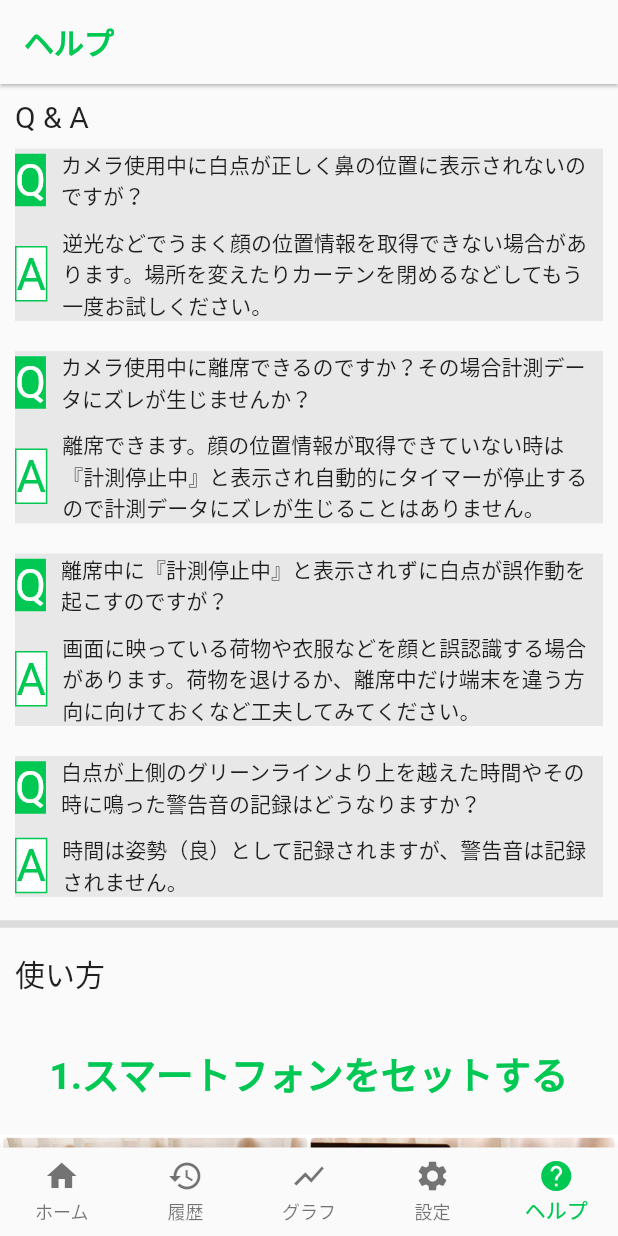
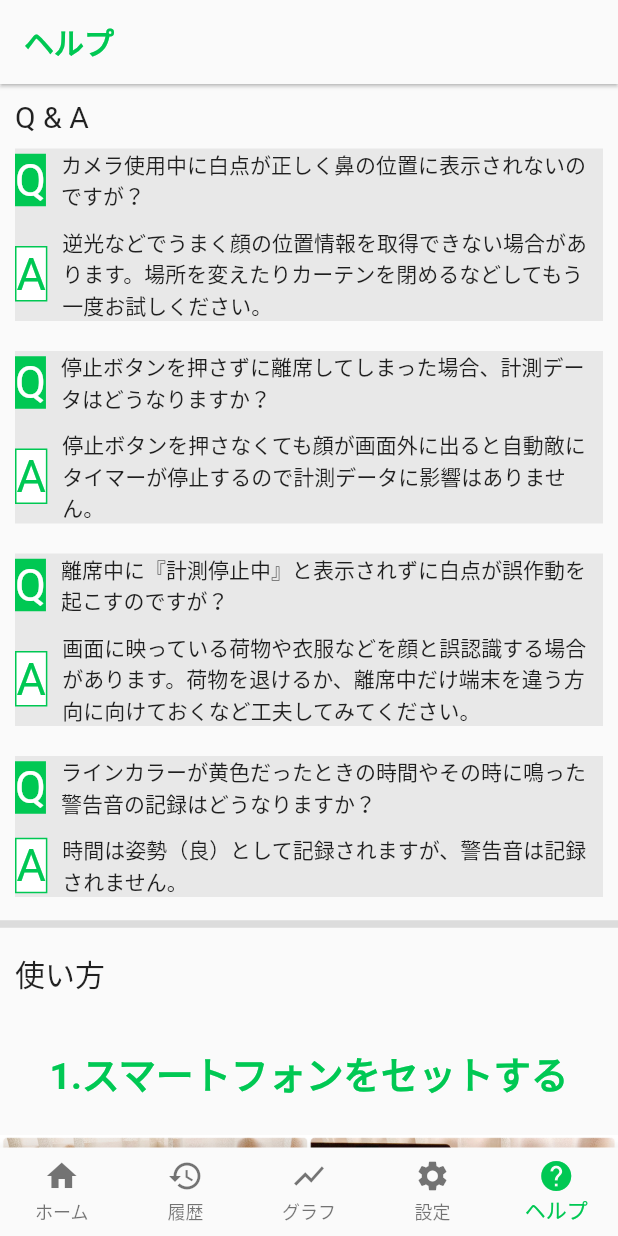
Before and after one commit to is4041/NekozeChecker, a Flutter app: the screen it shows once a user with an empty profile is signed in, item 5 of the bottom bar chosen, on a phone screen of 412 x 824 dp. Run offline on Flutter 3.47's test engine with Material 2 defaults, Android fonts, the phone set to English and light mode, and no system bars; our stand-ins replace audioplayers, camera, cloud_firestore, connectivity_plus, firebase_auth, firebase_core and 5 more; missing offline and left inert: google_mlkit_commons, google_mlkit_pose_detection, sign_button, volume_watcher; accounts and stored records are empty; network calls fail.

Commit message:
端末を動かして位置調整をするのではなく自動で位置調整できるようにした

```diff
--- a/lib/help/help_page.dart
+++ b/lib/help/help_page.dart
@@ -32,15 +32,14 @@ class HelpPage extends StatelessWidget {
                 answer:
                     "逆光などでうまく顔の位置情報を取得できない場合があります。場所を変えたりカーテンを閉めるなどしてもう一度お試しください。"),
             _Question(
-                question: "カメラ使用中に離席できるのですか？その場合計測データにズレが生じませんか？",
-                answer:
-                    "離席できます。顔の位置情報が取得できていない時は『計測停止中』と表示され自動的にタイマーが停止するので計測データにズレが生じることはありません。"),
+                question: "停止ボタンを押さずに離席してしまった場合、計測データはどうなりますか？",
+                answer: "停止ボタンを押さなくても顔が画面外に出ると自動敵にタイマーが停止するので計測データに影響はありません。"),
             _Question(
                 question: "離席中に『計測停止中』と表示されずに白点が誤作動を起こすのですが？",
                 answer:
                     "画面に映っている荷物や衣服などを顔と誤認識する場合があります。荷物を退けるか、離席中だけ端末を違う方向に向けておくなど工夫してみてください。"),
             _Question(
-                question: "白点が上側のグリーンラインより上を越えた時間やその時に鳴った警告音の記録はどうなりますか？",
+                question: "ラインカラーが黄色だったときの時間やその時に鳴った警告音の記録はどうなりますか？",
                 answer: "時間は姿勢（良）として記録されますが、警告音は記録されません。"),
             Divider(
               thickness: 5,
@@ -79,20 +78,54 @@ class HelpPage extends StatelessWidget {
             _PageContents(
               screenSize: screenSize,
               image: "images/IMG_Unsplash.jpg",
-              title: "2.白点の位置を調整する",
+              title: "2.画面内に顔が映るようにする",
               description: Column(
                 crossAxisAlignment: CrossAxisAlignment.start,
                 children: [
-                  Text(
-                    "姿勢を正し、鼻の位置に表示される白点がグリーンラインの枠内に収まるように端末の位置を調整します。",
-                    style: TextStyle(fontSize: 16),
+                  RichText(
+                    text: TextSpan(
+                        style: DefaultTextStyle.of(context).style,
+                        children: [
+                          TextSpan(
+                              text: "1. ",
+                              style: TextStyle(
+                                  fontSize: 18, fontWeight: FontWeight.bold)),
+                          TextSpan(
+                              text: "画面内に顔が映るように端末の位置を調整する。",
+                              style: TextStyle(fontSize: 16)),
+                          TextSpan(
+                              text: "（白点とグリーンラインは自動調整されます。）",
+                              style: TextStyle(
+                                fontSize: 12,
+                              )),
+                        ]),
                   ),
-                  Text(
-                    "白点が枠内から出ないように姿勢を保ち続けましょう。",
-                    style: TextStyle(fontSize: 16),
+                  SizedBox(height: 10),
+                  RichText(
+                    text: TextSpan(
+                        style: DefaultTextStyle.of(context).style,
+                        children: [
+                          TextSpan(
+                              text: "2. ",
+                              style: TextStyle(
+                                  fontSize: 18, fontWeight: FontWeight.bold)),
+                          TextSpan(
+                              text: "姿勢を正す。", style: TextStyle(fontSize: 16))
+                        ]),
                   ),
-                  SizedBox(
-                    height: 10,
+                  SizedBox(height: 10),
+                  RichText(
+                    text: TextSpan(
+                        style: DefaultTextStyle.of(context).style,
+                        children: [
+                          TextSpan(
+                              text: "3. ",
+                              style: TextStyle(
+                                  fontSize: 18, fontWeight: FontWeight.bold)),
+                          TextSpan(
+                              text: "計測スタート！白点が枠内から出ないように姿勢を保ち続けましょう。",
+                              style: TextStyle(fontSize: 16))
+                        ]),
                   ),
                 ],
               ),
@@ -172,9 +205,20 @@ class HelpPage extends StatelessWidget {
               screenSize: screenSize,
               image: "images/IMG_0215.jpg",
               title: " 使わなくなった端末を活用できます ",
-              description: Text(
-                "使わなくなった端末はありませんか？\nGoogleやAppleでサインインすると複数の端末の間でデータの同期ができます。\n同期をすることで今お使いの端末をデータ閲覧用、使わなくなった端末をカメラ計測用にするということもできます。",
-                style: TextStyle(fontSize: 16),
+              description: Column(
+                children: [
+                  Text(
+                    "GoogleやAppleでサインインすると複数の端末の間でデータの同期ができます。",
+                    style: TextStyle(fontSize: 15),
+                  ),
+                  SizedBox(
+                    height: 10,
+                  ),
+                  Text(
+                    "同期をすることで今お使いの端末をデータ閲覧用、使わなくなった端末をカメラ計測用にするということもできます。",
+                    style: TextStyle(fontSize: 15),
+                  ),
+                ],
               ),
             ),
             SizedBox(
--- a/lib/main.dart
+++ b/lib/main.dart
@@ -40,6 +40,7 @@ class _MyAppState extends State<MyApp> with WidgetsBindingObserver {
       isDetecting = false;
       isCounting = false;
       isAdjusting = true;
+      isLockingGreenLine = false;
       if (measuredOverOneSec == false) return;
       dataExist = true;
     }
--- a/lib/setting/setting_model.dart
+++ b/lib/setting/setting_model.dart
@@ -95,7 +95,7 @@ class SettingModel extends ChangeNotifier {
     if (connectivityResult == ConnectivityResult.none) {
       throw ("通信状態をご確認ください");
     } else if (Utils.userId.isEmpty) {
-      throw ("ユーザー情報が取得できていません。一度ホームに戻ってから再度試してください");
+      throw ("ユーザー情報が取得できていません。ホーム画面に戻るとユーザー情報が取得されます。");
     }
     final GoogleSignInAccount? googleUser = await GoogleSignIn().signIn();
     // Obtain the auth details from the request
@@ -121,14 +121,13 @@ class SettingModel extends ChangeNotifier {
     if (connectivityResult == ConnectivityResult.none) {
       throw ("通信状態をご確認ください");
     } else if (Utils.userId.isEmpty) {
-      throw ("ユーザー情報が取得できていません。一度アプリを再起動してください");
+      throw ("ユーザー情報が取得できていません。ホーム画面に戻るとユーザー情報が取得されます。");
     }
     await FirebaseAuth.instance.signOut();
     Utils.userId = "";
     Utils.timeToNotification = 15;
-    Utils.greenLineRange = 0.45;
+    Utils.greenLineRange = 15;
     Utils.providerId = "";
-    ;
     Utils.percentOfAllGoodPostureSec = 0;
     Utils.percentOfTodayGoodPostureSec = 0;
     Utils.percentOfThisMonthGoodPostureSec = 0;
@@ -146,7 +145,7 @@ class SettingModel extends ChangeNotifier {
     if (connectivityResult == ConnectivityResult.none) {
       throw ("通信状態をご確認ください");
     } else if (Utils.userId.isEmpty) {
-      throw ("ユーザー情報が取得できていません。一度ホームに戻ってから再度試してください");
+      throw ("ユーザー情報が取得できていません。ホーム画面に戻るとユーザー情報が取得されます。");
     }
     await FirebaseFirestore.instance
         .collection('users')
@@ -163,9 +162,8 @@ class SettingModel extends ChangeNotifier {
     await FirebaseAuth.instance.signOut();
     Utils.userId = "";
     Utils.timeToNotification = 15;
-    Utils.greenLineRange = 0.45;
+    Utils.greenLineRange = 15;
     Utils.providerId = "";
-    ;
     Utils.percentOfAllGoodPostureSec = 0;
     Utils.percentOfTodayGoodPostureSec = 0;
     Utils.percentOfThisMonthGoodPostureSec = 0;
--- a/lib/signin/signin_model.dart
+++ b/lib/signin/signin_model.dart
@@ -35,7 +35,7 @@ class SignInModel extends ChangeNotifier {
     final uid = firebaseAuth.currentUser!.uid;
     await FirebaseFirestore.instance.collection("users").doc(uid).set({
       "createdAt": Timestamp.now(),
-      "greenLineRange": 0.45,
+      "greenLineRange": 15,
       "nekoMode": false,
       "timeToNotification": 15,
       "userId": uid,
@@ -61,7 +61,7 @@ class SignInModel extends ChangeNotifier {
     if (exists == false) {
       await FirebaseFirestore.instance.collection("users").doc(uid).set({
         "createdAt": Timestamp.now(),
-        "greenLineRange": 0.45,
+        "greenLineRange": 15,
         "nekoMode": false,
         "timeToNotification": 15,
         "userId": uid,
@@ -93,7 +93,7 @@ class SignInModel extends ChangeNotifier {
     if (exists == false) {
       await FirebaseFirestore.instance.collection("users").doc(uid).set({
         "createdAt": Timestamp.now(),
-        "greenLineRange": 0.45,
+        "greenLineRange": 15,
         "nekoMode": false,
         "timeToNotification": 15,
         "userId": uid,
--- a/lib/signin/signin_page.dart
+++ b/lib/signin/signin_page.dart
@@ -200,7 +200,7 @@ class _PageTwo extends StatelessWidget {
             height: 10,
           ),
           Text(
-            "※スマートフォン用スタンド（100均などで購入できます）を使うことをおすすめしますが立てかけられる物なら何でもOKです。例：コップ",
+            "※スマートフォンを立て掛けられればOKです。",
             style: TextStyle(fontSize: 12),
           ),
         ],
@@ -220,17 +220,48 @@ class _PageThree extends StatelessWidget {
     return _PageContents(
       screenSize: screenSize,
       image: "images/IMG_Unsplash.jpg",
-      title: "白点の位置を調整する",
+      title: "画面内に顔が映るようにする",
       description: Column(
+        crossAxisAlignment: CrossAxisAlignment.start,
         children: [
-          Text(
-            "姿勢を正し、鼻の位置に表示される白点がグリーンラインの枠内に収まるように端末の位置を調整します。",
-            style: TextStyle(fontSize: 16),
+          RichText(
+            text:
+                TextSpan(style: DefaultTextStyle.of(context).style, children: [
+              TextSpan(
+                  text: "1. ",
+                  style: TextStyle(fontSize: 18, fontWeight: FontWeight.bold)),
+              TextSpan(
+                  text: "画面内に顔が映るように端末の位置を調整する。",
+                  style: TextStyle(fontSize: 16)),
+              TextSpan(
+                  text: "（白点とグリーンラインは自動調整されます。）",
+                  style: TextStyle(
+                    fontSize: 12,
+                  )),
+            ]),
           ),
-          Text(
-            "白点が枠内から出ないように姿勢を維持しましょう",
-            style: TextStyle(fontSize: 16),
-          )
+          SizedBox(height: 10),
+          RichText(
+            text:
+                TextSpan(style: DefaultTextStyle.of(context).style, children: [
+              TextSpan(
+                  text: "2. ",
+                  style: TextStyle(fontSize: 18, fontWeight: FontWeight.bold)),
+              TextSpan(text: "姿勢を正す。", style: TextStyle(fontSize: 16))
+            ]),
+          ),
+          SizedBox(height: 10),
+          RichText(
+            text:
+                TextSpan(style: DefaultTextStyle.of(context).style, children: [
+              TextSpan(
+                  text: "3. ",
+                  style: TextStyle(fontSize: 18, fontWeight: FontWeight.bold)),
+              TextSpan(
+                  text: "計測スタート！白点が枠内から出ないように姿勢を保ち続けましょう。",
+                  style: TextStyle(fontSize: 16))
+            ]),
+          ),
         ],
       ),
     );
@@ -317,8 +348,15 @@ class _PageFive extends StatelessWidget {
       description: Column(
         children: [
           Text(
-            "GoogleやAppleでサインインすると複数の端末の間でデータの同期ができます。同期をすることで今お使いの端末をデータ閲覧用、使わなくなった端末をカメラ計測用にするということもできます。",
-            style: TextStyle(fontSize: 16),
+            "GoogleやAppleでサインインすると複数の端末の間でデータの同期ができます。",
+            style: TextStyle(fontSize: 15),
+          ),
+          SizedBox(
+            height: 10,
+          ),
+          Text(
+            "同期をすることで今お使いの端末をデータ閲覧用、使わなくなった端末をカメラ計測用にするということもできます。",
+            style: TextStyle(fontSize: 15),
           ),
         ],
       ),
@@ -429,7 +467,6 @@ class _PageSix extends StatelessWidget {
         //Googleでサインイン
         SignInButton(
             buttonType: ButtonType.google,
-            // buttonSize: ButtonSize.large,
             onPressed: () async {
               model.startLoading();
               try {
@@ -458,9 +495,9 @@ class _PageSix extends StatelessWidget {
               model.endLoading();
             }),
         SizedBox(height: 20),
+        //Appleでサインイン
         SignInButton(
             buttonType: ButtonType.apple,
-            // buttonSize: ButtonSize.large,
             onPressed: () async {
               model.startLoading();
               try {
--- a/lib/utils.dart
+++ b/lib/utils.dart
@@ -1,7 +1,7 @@
 class Utils {
   static String userId = "";
   static int timeToNotification = 10;
-  static double greenLineRange = 0.45;
+  static double greenLineRange = 15;
   static bool nekoMode = false;
   static String providerId = "";
   static bool darkScreenMode = false;
```
Also changed, not shown: lib/camera/camera_page.dart (+61 -44 lines), lib/home/home_page.dart (+1 -28 lines), lib/setting/setting_page.dart (+52 -52 lines).
